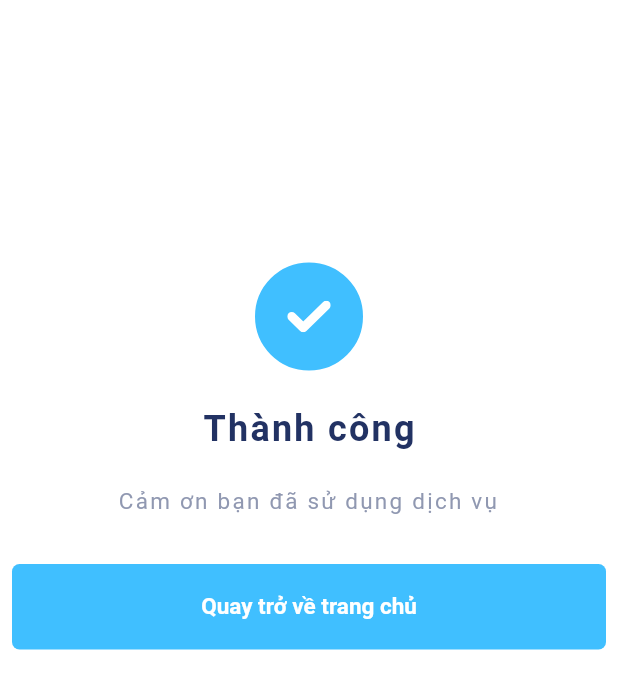
After one commit to Quan-Kiu/QHA_Shop, a Flutter app: the Checkout_Complete screen opened by its route, on a phone screen of 412 x 824 dp. The commit adds this screen. Shown: the top 689 px of the screen. Run offline on Flutter 3.47's test engine with Material 2 defaults, Android fonts, the phone set to English and light mode, and no system bars; our stand-ins replace flutter_svg; Roboto replaces fonts that are missing (Poppins).

Commit message:
checkout complete cate tranpost

```diff
--- a/lib/config/routes/router.dart
+++ b/lib/config/routes/router.dart
@@ -4,9 +4,12 @@ import 'package:doan/modules/auth/screen/loginScreen/login_screen.dart';
 import 'package:doan/modules/auth/screen/registerScreen/register_screen.dart';
 import 'package:doan/modules/cart/cart_page.dart';
 import 'package:doan/modules/category/screen/category_list.dart';
+import 'package:doan/modules/checkout/checkout.dart';
+import 'package:doan/modules/checkout_complete/ckout_complete.dart';
 import 'package:doan/modules/comments/comment_page/comment_page.dart';
 import 'package:doan/modules/comments/create_comment_page/create_comment_page.dart';
 import 'package:doan/modules/home/screen/home_screen.dart';
+import 'package:doan/modules/list_category/list_category.dart';
 import 'package:doan/modules/orders/order_detail_page/order_detail_page.dart';
 import 'package:doan/modules/orders/orders_page/orders_page.dart';
 import 'package:doan/modules/page_list_screen.dart';
@@ -22,6 +25,7 @@ import 'package:doan/modules/product_favorite/screen/product_favarite.dart';
 import 'package:doan/modules/product_list/screen/product_list.dart';
 import 'package:doan/modules/search_error/search_error.dart';
 import 'package:doan/modules/search_result/search_result.dart';
+import 'package:doan/modules/transpost_page/transpost.dart';
 
 import 'package:flutter/widgets.dart';
 
@@ -92,8 +96,10 @@ class RouteGenerator {
             widget: Product_Favorite(), routeName: settings.name);
       case RoutesName.SEARCH_RESULT:
         return _GeneratePageRoute(
-            widget: Search_Result(), routeName: settings.name);
-
+            widget: const Search_Result(), routeName: settings.name);
+      case RoutesName.LISTCATEGORY:
+        return _GeneratePageRoute(
+            widget: const List_Category(), routeName: settings.name);
       case RoutesName.CATEGORY_PAGE:
         return _GeneratePageRoute(
             widget: const Category_List(), routeName: settings.name);
@@ -103,6 +109,15 @@ class RouteGenerator {
       case RoutesName.LIST_PRODUCT_PAGE:
         return _GeneratePageRoute(
             widget: ProductList(), routeName: settings.name);
+      case RoutesName.TRANS_POST_PAGE:
+        return _GeneratePageRoute(
+            widget: TransPost(), routeName: settings.name);
+      case RoutesName.CHECKOUT_TYPE_PAGE:
+        return _GeneratePageRoute(
+            widget: CheckoutPage(), routeName: settings.name);
+      case RoutesName.CHECKOUT_COMPLETE_PAGE:
+        return _GeneratePageRoute(
+            widget: Checkout_Complete(), routeName: settings.name);
       default:
         return _GeneratePageRoute(widget: PageList(), routeName: settings.name);
     }
--- a/lib/config/routes/routes_name.dart
+++ b/lib/config/routes/routes_name.dart
@@ -43,7 +43,6 @@ class RoutesName {
   // ignore: constant_identifier_names
   static const String CREATE_COMMENT_PAGE = 'Create_Comment_Page';
 
-
   // ignore: constant_identifier_names
   static const String LIST_PRODUCT_PAGE = 'DiscountPage';
   // ignore: constant_identifier_names
@@ -52,5 +51,14 @@ class RoutesName {
   static const String CATEGORY_PAGE = 'CategoryPage';
   // ignore: constant_identifier_names
   static const String SEARCH_ERROR = 'SearchErrorPage';
+  // ignore: constant_identifier_names
   static const String SEARCH_RESULT = 'SearchResultPage';
+  // ignore: constant_identifier_names
+  static const String LISTCATEGORY = 'ListCaterogyPage';
+  // ignore: constant_identifier_names
+  static const String TRANS_POST_PAGE = 'TransPostPage';
+  // ignore: constant_identifier_names
+  static const String CHECKOUT_TYPE_PAGE = 'CheckoutPage';
+  // ignore: constant_identifier_names
+  static const String CHECKOUT_COMPLETE_PAGE = 'CheckoutCompletePage';
 }
--- a/lib/constants/assets/app_assets_path.dart
+++ b/lib/constants/assets/app_assets_path.dart
@@ -3,6 +3,8 @@
 const imagePath = "assets/images/";
 
 const iconPath = "assets/icons/";
+
+const iconProductPath = "assets/icons/productIcons/";
 
 const infoPath = "assets/info/";
 
@@ -10,6 +12,7 @@ const infoPath = "assets/info/";
 class AppAssetsPath {
   static const imagePath = "assets/images/";
   static const iconPath = "assets/icons/";
+  static const iconProductPath = "assets/icons/productIcons/";
   static const infoPath = "assets/info/";
   static const bannerPath = "assets/banner/";
 
@@ -17,7 +20,6 @@ class AppAssetsPath {
   static const banner1Image = imagePath + "Promotion_Image.png";
   static const banner2Image = imagePath + "Banner2.png";
   static const image_46 = imagePath + "image_46.png";
-
 
   static const googleIcon = iconPath + "Google.svg";
   static const successIcon = iconPath + "Success.svg";
@@ -28,6 +30,8 @@ class AppAssetsPath {
   static const likeIcon = iconPath + "like.svg";
   static const backIcon = iconPath + "back.svg";
   static const leftIcon = iconPath + "Left.svg";
+  static const BankIcon = iconPath + "Bank.svg";
+  static const GroupIcon = iconPath + "Group.svg";
   static const loveIcon = iconPath + "love.svg";
   static const cartIcon = iconPath + "Cart.svg";
   static const homeIcon = iconPath + "Home.svg";
@@ -50,6 +54,7 @@ class AppAssetsPath {
   static const womantshirtIcon = iconPath + "productIcons/womantshirt.svg";
   static const womanpantsIcon = iconPath + "productIcons/womanpants.svg";
   static const cancleIcon = iconPath + "productIcons/Times.svg";
+  static const completeIcon = iconPath + "productIcons/complete.svg";
 
   // ignore: constant_identifier_names
   static const DateIcon = infoPath + "Date.svg";
--- /dev/null
+++ b/lib/modules/checkout_complete/ckout_complete.dart
@@ -0,0 +1,17 @@
+import 'package:doan/modules/checkout_complete/component/Body.dart';
+import 'package:flutter/material.dart';
+
+void main() {
+  runApp(const Checkout_Complete());
+}
+
+class Checkout_Complete extends StatelessWidget {
+  const Checkout_Complete({Key? key}) : super(key: key);
+
+  @override
+  Widget build(BuildContext context) {
+    return Scaffold(
+      body: bodyCheckoutComplete(),
+    );
+  }
+}
--- /dev/null
+++ b/lib/modules/checkout_complete/component/Body.dart
@@ -0,0 +1,41 @@
+import 'package:doan/config/routes/routes_name.dart';
+import 'package:doan/constants.dart';
+import 'package:doan/constants/assets/app_assets_path.dart';
+import 'package:doan/constants/themes/app_colors.dart';
+import 'package:doan/widget/alert_modal.dart';
+import 'package:doan/widget/mybutton_widget.dart';
+import 'package:flutter/material.dart';
+
+class bodyCheckoutComplete extends StatelessWidget {
+  const bodyCheckoutComplete({
+    Key? key,
+  }) : super(key: key);
+
+  @override
+  Widget build(BuildContext context) {
+    // ignore: prefer_const_constructors
+    return SingleChildScrollView(
+      child: Column(
+        children: <Widget>[
+          AlertModal(
+            title: 'Thành công',
+            subtitle: 'Cảm ơn bạn đã sử dụng dịch vụ',
+            icon: AppAssetsPath.completeIcon,
+            mycolor: AppColors.blueClr,
+          ),
+          MyButtonWidget(
+              text: "Quay trở về trang chủ",
+              textStyle: TextStyle(
+                  color: Colors.white,
+                  fontWeight: FontWeight.bold,
+                  fontSize: 15),
+              onPress: () {
+                Navigator.pushNamed(context, RoutesName.HOME_PAGE);
+              },
+              color: AppColors.blueClr,
+              padding: EdgeInsets.all(8.0))
+        ],
+      ),
+    );
+  }
+}
--- a/lib/modules/page_list_screen.dart
+++ b/lib/modules/page_list_screen.dart
@@ -30,7 +30,10 @@ class PageList extends StatelessWidget {
     RoutesName.CATEGORY_PAGE,
     RoutesName.CREATE_COMMENT_PAGE,
     RoutesName.SEARCH_RESULT,
-
+    RoutesName.LISTCATEGORY,
+    RoutesName.TRANS_POST_PAGE,
+    RoutesName.CHECKOUT_TYPE_PAGE,
+    RoutesName.CHECKOUT_COMPLETE_PAGE,
   ];
 
   @override
--- a/lib/modules/product_detail/screen/components/product_main_infos.dart
+++ b/lib/modules/product_detail/screen/components/product_main_infos.dart
@@ -49,7 +49,7 @@ class _ProductMainInfosState extends State<ProductMainInfos> {
         const Rating(star_count: 4),
         Container(
           padding: const EdgeInsets.symmetric(vertical: 10),
-          child: Text(AppExtension.moneyFormat(widget.product.price.toString()),
+          child: Text(AppExtension.moneyFormat(widget.product.phone.toString()),
               textAlign: TextAlign.left,
               style: const TextStyle(
                   color: AppColors.blueClr,
```
Also changed, not shown: lib/models/categoryList.dart (added, +76 -0 lines), lib/models/checkoutType.dart (added, +25 -0 lines), lib/modules/checkout/checkout.dart (added, +19 -0 lines), lib/modules/checkout/component/bodyCheckout.dart (added, +31 -0 lines), lib/modules/list_category/component/bodyListCate.dart (added, +35 -0 lines), lib/modules/list_category/list_category.dart (added, +19 -0 lines), lib/modules/transpost_page/component/bodyTransPost.dart (added, +103 -0 lines), lib/modules/transpost_page/transpost.dart (added, +19 -0 lines), assets/icons/Bank.svg (added), assets/icons/Group.svg (added), assets/icons/productIcons/complete.svg (added), lib/models/transpost.dart (added).
